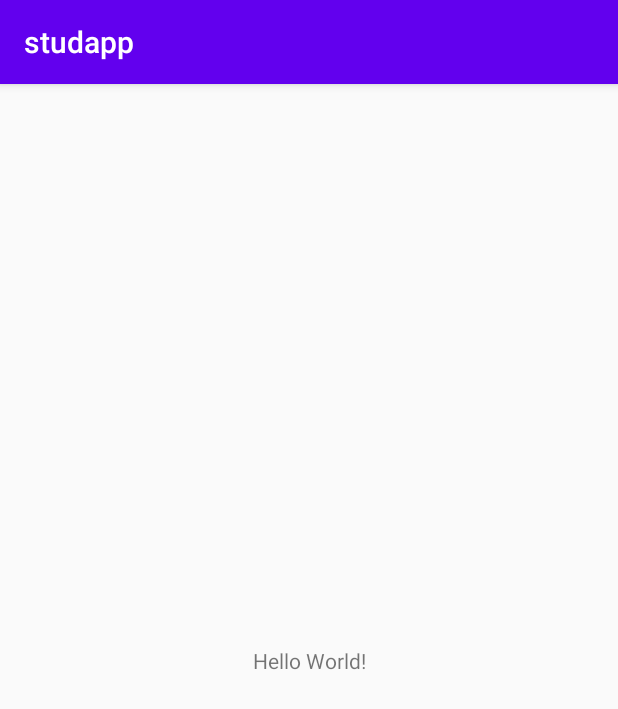
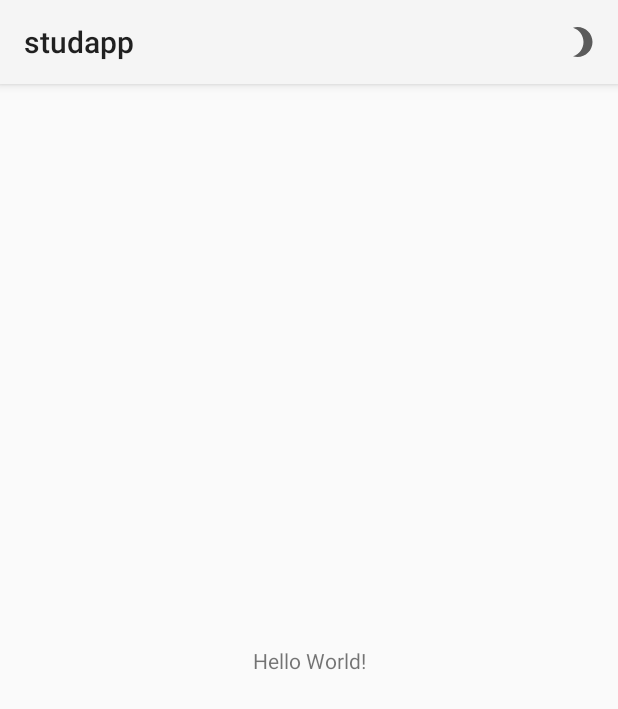
Before and after one commit to hghgrtut/BSUT_student_app, an Android app: the screen it shows after launch (MainActivity), on a phone screen of 412 x 824 dp. Shown: the top 709 px of the screen. Run offline under Robolectric (Android 15) with nearby library versions, the phone set to English and light mode, and no system bars.

Commit message:
feat: dark theme

```diff
--- a/app/src/main/AndroidManifest.xml
+++ b/app/src/main/AndroidManifest.xml
@@ -9,7 +9,7 @@
         android:roundIcon="@mipmap/ic_launcher_round"
         android:supportsRtl="true"
         android:theme="@style/AppTheme">
-        <activity android:name=".MainActivity">
+        <activity android:name=".mainscreen.MainActivity">
             <intent-filter>
                 <action android:name="android.intent.action.MAIN" />
 
--- a/app/src/main/java/by/bsut/studapp/MainActivity.kt
+++ /dev/null
@@ -1,11 +0,0 @@
-package by.bsut.studapp
-
-import androidx.appcompat.app.AppCompatActivity
-import android.os.Bundle
-
-class MainActivity : AppCompatActivity() {
-    override fun onCreate(savedInstanceState: Bundle?) {
-        super.onCreate(savedInstanceState)
-        setContentView(R.layout.activity_main)
-    }
-}
--- /dev/null
+++ b/app/src/main/java/by/bsut/studapp/mainscreen/MainActivity.kt
@@ -0,0 +1,34 @@
+package by.bsut.studapp.mainscreen
+
+import android.content.res.Configuration
+import androidx.appcompat.app.AppCompatActivity
+import android.os.Bundle
+import android.view.Menu
+import android.view.MenuItem
+import androidx.appcompat.app.AppCompatDelegate
+import by.bsut.studapp.R
+
+class MainActivity : AppCompatActivity() {
+    override fun onCreate(savedInstanceState: Bundle?) {
+        super.onCreate(savedInstanceState)
+        setContentView(R.layout.activity_main)
+    }
+
+    override fun onCreateOptionsMenu(menu: Menu?): Boolean {
+        menuInflater.inflate(R.menu.menu_toolbar, menu)
+        return true
+    }
+
+    override fun onOptionsItemSelected(item: MenuItem): Boolean {
+        return if (item.itemId == R.id.changeTheme) changeTheme()
+        else super.onOptionsItemSelected(item)
+    }
+
+    private fun changeTheme(): Boolean {
+        when (resources.configuration.uiMode and Configuration.UI_MODE_NIGHT_MASK){
+            Configuration.UI_MODE_NIGHT_YES -> AppCompatDelegate.setDefaultNightMode(AppCompatDelegate.MODE_NIGHT_NO)
+            Configuration.UI_MODE_NIGHT_NO -> AppCompatDelegate.setDefaultNightMode(AppCompatDelegate.MODE_NIGHT_YES)
+        }
+        return true
+    }
+}
--- /dev/null
+++ b/app/src/main/res/drawable/ic_change_theme.xml
@@ -0,0 +1,5 @@
+<vector android:height="24dp" android:tint="#5B5B5B"
+    android:viewportHeight="24" android:viewportWidth="24"
+    android:width="24dp" xmlns:android="http://schemas.android.com/apk/res/android">
+    <path android:fillColor="@android:color/white" android:pathData="M9,2c-1.05,0 -2.05,0.16 -3,0.46 4.06,1.27 7,5.06 7,9.54 0,4.48 -2.94,8.27 -7,9.54 0.95,0.3 1.95,0.46 3,0.46 5.52,0 10,-4.48 10,-10S14.52,2 9,2z"/>
+</vector>
--- a/app/src/main/res/layout/activity_main.xml
+++ b/app/src/main/res/layout/activity_main.xml
@@ -4,7 +4,7 @@
     xmlns:tools="http://schemas.android.com/tools"
     android:layout_width="match_parent"
     android:layout_height="match_parent"
-    tools:context=".MainActivity">
+    tools:context=".mainscreen.MainActivity">
 
     <TextView
         android:layout_width="wrap_content"
--- /dev/null
+++ b/app/src/main/res/menu/menu_toolbar.xml
@@ -0,0 +1,9 @@
+<?xml version="1.0" encoding="utf-8"?>
+<menu xmlns:android="http://schemas.android.com/apk/res/android"
+    xmlns:app="http://schemas.android.com/apk/res-auto">
+    <item
+        android:id="@+id/changeTheme"
+        android:icon="@drawable/ic_change_theme"
+        android:title="@string/changeTheme"
+        app:showAsAction="always"/>
+</menu>
--- a/app/src/main/res/values/strings.xml
+++ b/app/src/main/res/values/strings.xml
@@ -1,3 +1,4 @@
 <resources>
     <string name="app_name">studapp</string>
+    <string name="changeTheme">Сменить тему</string>
 </resources>
--- a/app/src/main/res/values/styles.xml
+++ b/app/src/main/res/values/styles.xml
@@ -1,10 +1,5 @@
 <resources>
     <!-- Base application theme. -->
-    <style name="AppTheme" parent="Theme.AppCompat.Light.DarkActionBar">
-        <!-- Customize your theme here. -->
-        <item name="colorPrimary">@color/colorPrimary</item>
-        <item name="colorPrimaryDark">@color/colorPrimaryDark</item>
-        <item name="colorAccent">@color/colorAccent</item>
-    </style>
+    <style name="AppTheme" parent="Theme.AppCompat.DayNight"/>
 
 </resources>
```
